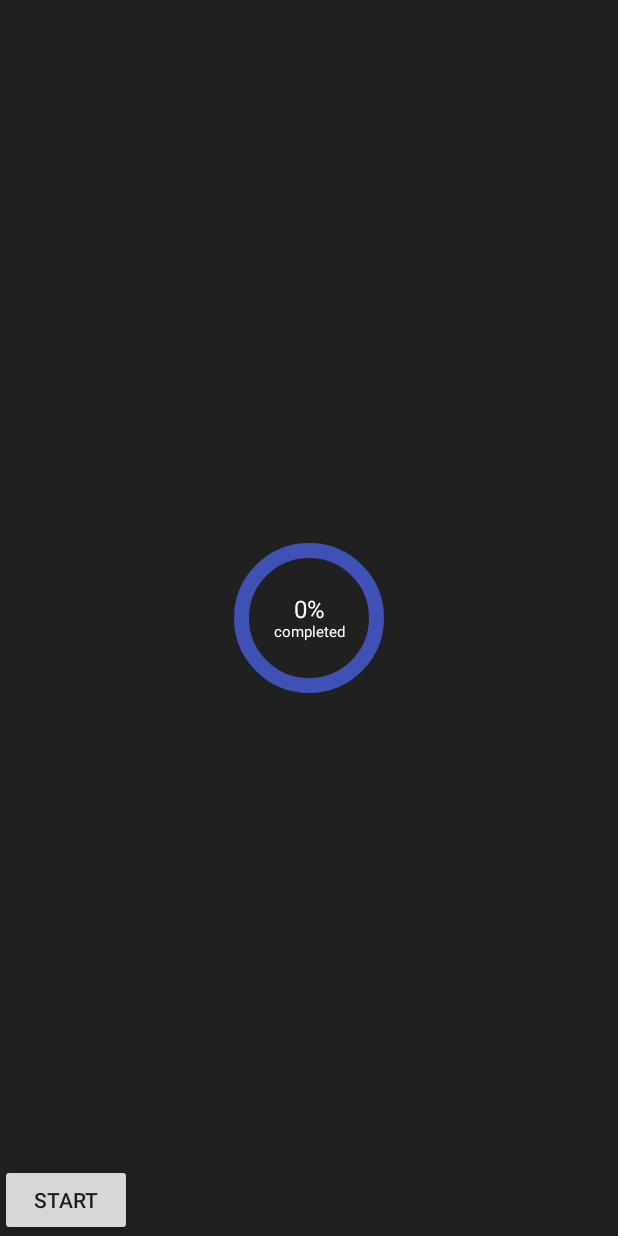
After one commit to supercoeus/AndroidWidget, an Android app: the layout fragment_progressbar_view.xml on its own in the app's theme, with its tools: preview values and no code run, on a phone screen of 412 x 824 dp. The commit adds this screen. Run offline under Robolectric (Android 15) with nearby library versions, the light colour scheme and no system bars.

Commit message:
Added progressBarView

```diff
--- a/app/build.gradle
+++ b/app/build.gradle
@@ -22,12 +22,12 @@ android {
         }
     }
 
-    android.applicationVariants.all { variant ->
+    /*android.applicationVariants.all { variant ->
         variant.getPackageApplication().outputDirectory = new File(project.rootDir.absolutePath)
         variant.outputs.all {
             outputFileName = "sample.apk"
         }
-    }
+    }*/
 
     compileOptions {
         targetCompatibility JavaVersion.VERSION_1_8
--- a/app/src/main/java/com/github/airsaid/androidwidget/MainFragment.java
+++ b/app/src/main/java/com/github/airsaid/androidwidget/MainFragment.java
@@ -16,6 +16,7 @@ import com.github.airsaid.androidwidget.ui.BounceViewFragment;
 import com.github.airsaid.androidwidget.ui.CalendarViewFragment;
 import com.github.airsaid.androidwidget.ui.FlowLayoutFragment;
 import com.github.airsaid.androidwidget.ui.InputCodeLayoutFragment;
+import com.github.airsaid.androidwidget.ui.ProgressBarViewFragment;
 import com.github.airsaid.androidwidget.ui.SimpleLinearLayoutFragment;
 import com.github.airsaid.androidwidget.ui.StaffViewFragment;
 import com.github.airsaid.androidwidget.ui.SuperTextViewFragment;
@@ -23,6 +24,7 @@ import com.github.airsaid.androidwidget.widget.AmountView;
 import com.github.airsaid.androidwidget.widget.BounceView;
 import com.github.airsaid.androidwidget.widget.FlowLayout;
 import com.github.airsaid.androidwidget.widget.InputCodeLayout;
+import com.github.airsaid.androidwidget.widget.ProgressBarView;
 import com.github.airsaid.androidwidget.widget.SimpleLinearLayout;
 import com.github.airsaid.androidwidget.widget.StaffView;
 import com.github.airsaid.androidwidget.widget.SuperTextView;
@@ -73,6 +75,10 @@ public class MainFragment extends Fragment {
         mViewItems.add(new Item(StaffView.class.getSimpleName(),
                 "自定义乐谱 View",
                 StaffViewFragment.class));
+
+        mViewItems.add(new Item(ProgressBarView.class.getSimpleName(),
+                "自定义进度条 View",
+                ProgressBarViewFragment.class));
 
         mHasViewItems.add(new Item(SuperTextView.class.getSimpleName(),
                 "增强版 TextView",
--- a/app/src/main/java/com/github/airsaid/androidwidget/ui/BounceViewFragment.java
+++ b/app/src/main/java/com/github/airsaid/androidwidget/ui/BounceViewFragment.java
@@ -18,7 +18,9 @@ import com.github.airsaid.androidwidget.widget.BounceView;
 /**
  * @author airsaid
  */
-public class BounceViewFragment extends Fragment implements SeekBar.OnSeekBarChangeListener, CompoundButton.OnCheckedChangeListener, View.OnClickListener {
+public class BounceViewFragment extends BaseFragment implements SeekBar.OnSeekBarChangeListener,
+        CompoundButton.OnCheckedChangeListener,
+        View.OnClickListener {
 
     private BounceView mBounceView;
     private TextView mTxtCount;
--- a/app/src/main/java/com/github/airsaid/androidwidget/ui/FlowLayoutFragment.java
+++ b/app/src/main/java/com/github/airsaid/androidwidget/ui/FlowLayoutFragment.java
@@ -18,7 +18,7 @@ import java.util.Random;
 /**
  * @author airsaid
  */
-public class FlowLayoutFragment extends Fragment implements View.OnClickListener {
+public class FlowLayoutFragment extends BaseFragment implements View.OnClickListener {
 
     private FlowLayout mFlowLayout;
     private Random mRandom;
@@ -40,12 +40,12 @@ public class FlowLayoutFragment extends Fragment implements View.OnClickListener
 
     @Override
     public void onClick(View v) {
-        switch (v.getId()){
+        switch (v.getId()) {
             case R.id.btn_add:
                 addView();
                 break;
             case R.id.btn_delete:
-                if(mFlowLayout.getChildCount() > 0){
+                if (mFlowLayout.getChildCount() > 0) {
                     mFlowLayout.removeViewAt(mFlowLayout.getChildCount() - 1);
                 }
                 break;
--- a/app/src/main/java/com/github/airsaid/androidwidget/ui/StaffViewFragment.java
+++ b/app/src/main/java/com/github/airsaid/androidwidget/ui/StaffViewFragment.java
@@ -17,7 +17,7 @@ import java.util.List;
 /**
  * @author airsaid
  */
-public class StaffViewFragment extends Fragment implements View.OnClickListener {
+public class StaffViewFragment extends BaseFragment implements View.OnClickListener {
 
     private static final long TIME = 4000;
 
@@ -66,7 +66,7 @@ public class StaffViewFragment extends Fragment implements View.OnClickListener
         mStaffView.setData(getData());
     }
 
-    private List<StaffView.Model> getData(){
+    private List<StaffView.Model> getData() {
         List<StaffView.Model> lists = new ArrayList<>();
         for (double i = 0.1; i <= 0.9; i += 0.1) {
             StaffView.Model model = new StaffView.Model();
--- /dev/null
+++ b/app/src/main/java/com/github/airsaid/androidwidget/widget/ProgressBarView.java
@@ -0,0 +1,287 @@
+package com.github.airsaid.androidwidget.widget;
+
+import android.animation.ObjectAnimator;
+import android.content.Context;
+import android.content.res.TypedArray;
+import android.graphics.Canvas;
+import android.graphics.Color;
+import android.graphics.Paint;
+import android.graphics.Rect;
+import android.graphics.RectF;
+import android.support.annotation.ColorInt;
+import android.support.annotation.FloatRange;
+import android.support.annotation.Nullable;
+import android.text.TextUtils;
+import android.util.AttributeSet;
+import android.view.View;
+import android.view.animation.DecelerateInterpolator;
+
+import com.github.airsaid.androidwidget.R;
+
+
+/**
+ * The progress bar view.
+ *
+ * @author airsaid
+ */
+public class ProgressBarView extends View {
+
+    private float mProgress;
+    private float mProgressWidth;
+    private int mProgressColor;
+    private int mProgressBackground;
+    private float mProgressTextSize;
+    private int mProgressTextColor;
+    private String mDescribeText;
+    private float mDescribeTextSize;
+    private int mDescribeTextColor;
+    private float mDescribeOffsetY;
+    private float mStartAngle;
+
+    private Paint mPaint;
+    private RectF mArcRectF;
+    private Rect mTextRect;
+    private long mDuration;
+
+    public ProgressBarView(Context context) {
+        this(context, null);
+    }
+
+    public ProgressBarView(Context context, @Nullable AttributeSet attrs) {
+        this(context, attrs, R.attr.progressBarViewStyle);
+    }
+
+    public ProgressBarView(Context context, @Nullable AttributeSet attrs, int defStyleAttr) {
+        super(context, attrs, defStyleAttr);
+        mTextRect = new Rect();
+        mArcRectF = new RectF();
+        mPaint = new Paint(Paint.ANTI_ALIAS_FLAG);
+        mDuration = getResources().getInteger(android.R.integer.config_mediumAnimTime);
+
+        TypedArray a = context.obtainStyledAttributes(attrs, R.styleable.ProgressBarView, defStyleAttr, 0);
+        setProgress(a.getFloat(R.styleable.ProgressBarView_pbv_progress, 0f));
+        setProgressWidth(a.getDimension(R.styleable.ProgressBarView_pbv_progressWidth, 0f));
+        setProgressColor(a.getColor(R.styleable.ProgressBarView_pbv_progressColor, Color.BLUE));
+        setProgressBackground(a.getColor(R.styleable.ProgressBarView_pbv_progressBackground, 0));
+        setProgressTextSize(a.getDimension(R.styleable.ProgressBarView_pbv_progressTextSize, 16f));
+        setProgressTextColor(a.getColor(R.styleable.ProgressBarView_pbv_progressTextColor, Color.WHITE));
+        setDescribeText(a.getString(R.styleable.ProgressBarView_pbv_describeText));
+        setDescribeTextSize(a.getDimension(R.styleable.ProgressBarView_pbv_describeTextSize, 0f));
+        setDescribeTextColor(a.getColor(R.styleable.ProgressBarView_pbv_describeTextColor, 0));
+        setDescribeOffsetY(a.getDimension(R.styleable.ProgressBarView_pbv_describeOffsetY, 0));
+        setStartAngle(a.getFloat(R.styleable.ProgressBarView_pbv_startAngle, 0f));
+        a.recycle();
+    }
+
+    @Override
+    protected void onDraw(Canvas canvas) {
+        super.onDraw(canvas);
+        drawProgress(canvas);
+        drawText(canvas);
+    }
+
+    private void drawProgress(Canvas canvas) {
+        float size = mProgressWidth / 2f;
+        mArcRectF.left = size;
+        mArcRectF.top = size;
+        mArcRectF.right = getWidth() - size;
+        mArcRectF.bottom = getHeight() - size;
+
+        mPaint.setStyle(Paint.Style.STROKE);
+        mPaint.setStrokeCap(Paint.Cap.ROUND);
+        mPaint.setStrokeWidth(mProgressWidth);
+
+        // draw progress background.
+        mPaint.setColor(mProgressBackground);
+        canvas.drawArc(mArcRectF, 0f, 360f, false, mPaint);
+        // draw progress
+        mPaint.setColor(mProgressColor);
+        canvas.drawArc(mArcRectF, mStartAngle, mProgress * 3.6f, false, mPaint);
+    }
+
+    private void drawText(Canvas canvas) {
+        int centerX = getWidth() / 2;
+        int centerY = getHeight() / 2;
+        mPaint.setStyle(Paint.Style.FILL);
+
+        // draw progress text
+        mPaint.setTextSize(mDescribeTextSize);
+        float descTextHeight = getTextHeight(mDescribeText);
+
+        mPaint.setColor(mProgressTextColor);
+        mPaint.setTextSize(mProgressTextSize);
+        String progressText = (int) mProgress + "%";
+        float progressTextWidth = getTextWidth(progressText);
+        float progressTextX = centerX - progressTextWidth / 2;
+        float progressTextY = centerY - (mPaint.ascent() + mPaint.descent()) / 2 - (descTextHeight / 2);
+        canvas.drawText(progressText, progressTextX, progressTextY, mPaint);
+
+        // draw describe text
+        if (!TextUtils.isEmpty(mDescribeText)) {
+            mPaint.setColor(mDescribeTextColor);
+            mPaint.setTextSize(mDescribeTextSize);
+            float describeTextWidth = getTextWidth(mDescribeText);
+            float describeTextX = centerX - describeTextWidth / 2;
+            float describeTextY = progressTextY + mDescribeOffsetY + descTextHeight;
+            canvas.drawText(mDescribeText, describeTextX, describeTextY, mPaint);
+        }
+    }
+
+    private float getTextWidth(String text) {
+        if (!TextUtils.isEmpty(text)) {
+            return mPaint.measureText(text);
+        }
+        return 0;
+    }
+
+    private float getTextHeight(String text) {
+        if (!TextUtils.isEmpty(text)) {
+            mPaint.getTextBounds(text, 0, text.length(), mTextRect);
+            return mTextRect.height();
+        }
+        return 0;
+    }
+
+    public void setProgress(@FloatRange(from = 0, to = 100) float progress) {
+        setProgress(progress, false);
+    }
+
+    public void setProgress(float progress, boolean animator) {
+        if (animator) {
+            ObjectAnimator objectAnimator = ObjectAnimator.ofFloat(this, "progress", 0, progress);
+            objectAnimator.setInterpolator(new DecelerateInterpolator());
+            objectAnimator.setDuration(mDuration);
+            objectAnimator.start();
+        } else {
+            if (progress != mProgress) {
+                mProgress = progress;
+                invalidate();
+            }
+        }
+    }
+
+    public void setDuration(long duration) {
+        mDuration = duration;
+    }
+
+    @FloatRange(from = 0, to = 100)
+    public float getProgress() {
+        return mProgress;
+    }
+
+    public void setProgressWidth(float width) {
+        if (width != mProgressWidth) {
+            mProgressWidth = width;
+            invalidate();
+        }
+    }
+
+    public float getProgressWidth() {
+        return mProgressWidth;
+    }
+
+    public void setProgressColor(@ColorInt int progressColor) {
+        if (progressColor != mProgressColor) {
+            mProgressColor = progressColor;
+            invalidate();
+        }
+    }
+
+    @ColorInt
+    public int getProgressColor() {
+        return mProgressColor;
+    }
+
+    public void setProgressBackground(@ColorInt int background) {
+        if (background != mProgressBackground) {
+            mProgressBackground = background;
+            invalidate();
+        }
+    }
+
+    @ColorInt
+    public int getProgressBackground() {
+        return mProgressBackground;
+    }
+
+    public void setProgressTextSize(float textSize) {
+        if (textSize != mProgressTextSize) {
+            mProgressTextSize = textSize;
+            invalidate();
+        }
+    }
+
+    public float getProgressTextSize() {
+        return mProgressTextSize;
+    }
+
+    public void setProgressTextColor(@ColorInt int textColor) {
+        if (textColor != mProgressTextColor) {
+            mProgressTextColor = textColor;
+            invalidate();
+        }
+    }
+
+    @ColorInt
+    public int getProgressTextColor() {
+        return mProgressTextColor;
+    }
+
+    public void setDescribeText(@Nullable String describeText) {
+        if (describeText != null && mDescribeText != null && describeText.equals(mDescribeText)) {
+            return;
+        }
+        mDescribeText = describeText;
+        invalidate();
+    }
+
+    @Nullable
+    public String getDescribeText() {
+        return mDescribeText;
+    }
+
+    public void setDescribeTextSize(float textSize) {
+        if (textSize != mDescribeTextSize) {
+            mDescribeTextSize = textSize;
+            invalidate();
+        }
+    }
+
+    public float getDescribeTextSize() {
+        return mDescribeTextSize;
+    }
+
+    public void setDescribeTextColor(@ColorInt int color) {
+        if (color != mDescribeTextColor) {
+            mDescribeTextColor = color;
+            invalidate();
+        }
+    }
+
+    @ColorInt
+    public int getDescribeTextColor() {
+        return mDescribeTextColor;
+    }
+
+    public void setDescribeOffsetY(float offsetY) {
+        if (offsetY != mDescribeOffsetY) {
+            mDescribeOffsetY = offsetY;
+            invalidate();
+        }
+    }
+
+    public float getDescribeOffsetY() {
+        return mDescribeOffsetY;
+    }
+
+    public void setStartAngle(@FloatRange(from = 0f, to = 360f) float startAngle) {
+        if (startAngle != mStartAngle) {
+            mStartAngle = startAngle;
+            invalidate();
+        }
+    }
+
+    public float getStartAngle() {
+        return mStartAngle;
+    }
+}
--- /dev/null
+++ b/app/src/main/res/layout/fragment_progressbar_view.xml
@@ -0,0 +1,24 @@
+<?xml version="1.0" encoding="utf-8"?>
+<android.support.constraint.ConstraintLayout xmlns:android="http://schemas.android.com/apk/res/android"
+    xmlns:app="http://schemas.android.com/apk/res-auto"
+    android:layout_width="match_parent"
+    android:layout_height="match_parent"
+    android:background="@color/blackBackground">
+
+    <com.github.airsaid.androidwidget.widget.ProgressBarView
+        android:id="@+id/progressBar"
+        android:layout_width="100dp"
+        android:layout_height="100dp"
+        app:layout_constraintBottom_toBottomOf="parent"
+        app:layout_constraintEnd_toEndOf="parent"
+        app:layout_constraintStart_toStartOf="parent"
+        app:layout_constraintTop_toTopOf="parent" />
+
+    <Button
+        android:id="@+id/start"
+        android:layout_width="wrap_content"
+        android:layout_height="wrap_content"
+        android:text="start"
+        app:layout_constraintBottom_toBottomOf="parent" />
+
+</android.support.constraint.ConstraintLayout>
--- a/app/src/main/res/values/colors.xml
+++ b/app/src/main/res/values/colors.xml
@@ -4,6 +4,7 @@
     <color name="colorPrimaryDark">#303F9F</color>
     <color name="colorAccent">#FF4081</color>
     <color name="background">#FFFFFF</color>
+    <color name="blackBackground">#202020</color>
     <color name="colorDivide">#EEEEEE</color>
     <color name="textBlack">#333333</color>
     <color name="textWhite">#FFFFFF</color>
--- a/app/src/main/res/values/styles.xml
+++ b/app/src/main/res/values/styles.xml
@@ -7,6 +7,7 @@
         <item name="colorPrimaryDark">@color/colorPrimaryDark</item>
         <item name="colorAccent">@color/colorAccent</item>
         <item name="staffViewStyle">@style/StaffView</item>
+        <item name="progressBarViewStyle">@style/ProgressBarView</item>
     </style>
 
     <style name="AppTheme.NoActionBar">
@@ -30,4 +31,19 @@
         <item name="sv_extraMarginTop">14dp</item>
         <item name="sv_extraMarginLeft">6dp</item>
     </style>
+
+    <!-- Default ProgressBarView style. -->
+    <style name="ProgressBarView">
+        <item name="pbv_progressWidth">10dp</item>
+        <item name="pbv_progressColor">@color/colorAccent</item>
+        <item name="pbv_progressBackground">@color/colorPrimary</item>
+        <item name="pbv_progressTextSize">16sp</item>
+        <item name="pbv_progressTextColor">@android:color/white</item>
+        <item name="pbv_describeText">completed</item>
+        <item name="pbv_describeTextSize">10sp</item>
+        <item name="pbv_describeTextColor">@android:color/white</item>
+        <item name="pbv_describeOffsetY">2dp</item>
+        <item name="pbv_startAngle">270</item>
+    </style>
+
 </resources>
```
Also changed, not shown: app/src/main/java/com/github/airsaid/androidwidget/MainActivity.java (+9 -5 lines), app/src/main/java/com/github/airsaid/androidwidget/ui/AmountViewFragment.java (+5 -8 lines), app/src/main/java/com/github/airsaid/androidwidget/ui/BaseFragment.java (added, +20 -0 lines), app/src/main/java/com/github/airsaid/androidwidget/ui/CalendarViewFragment.java (+11 -21 lines), app/src/main/java/com/github/airsaid/androidwidget/ui/InputCodeLayoutFragment.java (+14 -21 lines), app/src/main/java/com/github/airsaid/androidwidget/ui/ProgressBarViewFragment.java (added, +44 -0 lines), app/src/main/java/com/github/airsaid/androidwidget/ui/SimpleLinearLayoutFragment.java (+36 -42 lines), app/src/main/java/com/github/airsaid/androidwidget/ui/SimpleLinearLayoutRecyclerViewTestActivity.java (+5 -5 lines), app/src/main/java/com/github/airsaid/androidwidget/ui/SuperTextViewFragment.java (+4 -4 lines), app/src/main/res/values/attrs.xml (+69 -52 lines), 1 other file.
